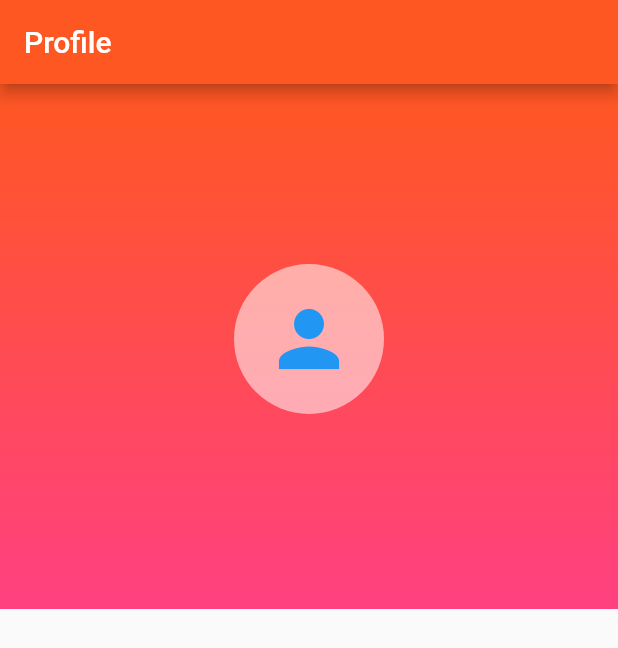
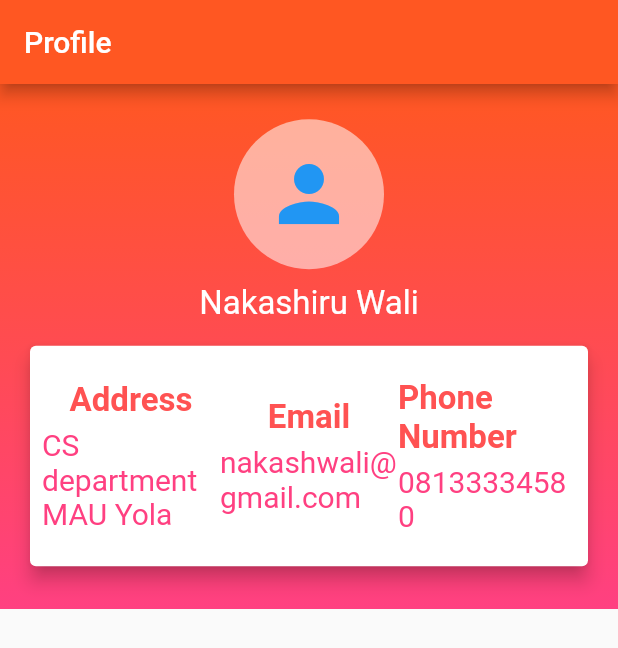
Before and after one commit to HauwaInuwa/CSC-506, a Flutter app: the MyHome screen opened by its route, after a tap on "Profile", on a phone screen of 412 x 824 dp. Shown: the top 648 px of the screen. Run offline on Flutter 3.47's test engine with Material 2 defaults, Android fonts, the phone set to English and light mode, and no system bars.

Commit message:
cardInserted

```diff
--- a/lib/profile.dart
+++ b/lib/profile.dart
@@ -42,6 +42,105 @@ class ProfileApp extends StatelessWidget {
                         SizedBox(
                           height: 10.0,
                         ),
+                  Text(
+                          "Nakashiru Wali",
+                          style: TextStyle(
+                            fontSize: 22.0,
+                            color: Colors.white,
+                          ),
+                        ),
+                          SizedBox(
+                          height: 10.0,
+                        ),
+
+                         Card(
+                          margin: EdgeInsets.symmetric(horizontal: 20.0,vertical: 5.0),
+                          clipBehavior: Clip.antiAlias,
+                          color: Colors.white,
+                          elevation: 5.0,
+                          child: Padding(
+                            padding: const EdgeInsets.symmetric(horizontal: 8.0,vertical: 22.0),
+                            child: Row(
+                              children: [
+                                Expanded(
+                                  child: Column(
+
+                                    children: [
+                                      Text(
+                                        "Address",
+                                        style: TextStyle(
+                                          color: Colors.redAccent,
+                                          fontSize: 22.0,
+                                          fontWeight: FontWeight.bold,
+                                        ),
+                                      ),
+                                      SizedBox(
+                                        height: 5.0,
+                                      ),
+                                      Text(
+                                        "CS department MAU Yola",
+                                        style: TextStyle(
+                                          fontSize: 20.0,
+                                          color: Colors.pinkAccent,
+                                        ),
+                                      )
+                                    ],
+                                  ),
+                                ),
+                                Expanded(
+                                  child: Column(
+
+                                    children: [
+                                      Text(
+                                        "Email",
+                                        style: TextStyle(
+                                          color: Colors.redAccent,
+                                          fontSize: 22.0,
+                                          fontWeight: FontWeight.bold,
+                                        ),
+                                      ),
+                                      SizedBox(
+                                        height: 5.0,
+                                      ),
+                                      Text(
+                                        "nakashwali@gmail.com",
+                                        style: TextStyle(
+                                          fontSize: 20.0,
+                                          color: Colors.pinkAccent,
+                                        ),
+                                      )
+                                    ],
+                                  ),
+                                ),
+                                Expanded(
+                                  child: Column(
+
+                                    children: [
+                                      Text(
+                                        "Phone Number",
+                                        style: TextStyle(
+                                          color: Colors.redAccent,
+                                          fontSize: 22.0,
+                                          fontWeight: FontWeight.bold,
+                                        ),
+                                      ),
+                                      SizedBox(
+                                        height: 5.0,
+                                      ),
+                                      Text(
+                                        "08133334580",
+                                        style: TextStyle(
+                                          fontSize: 20.0,
+                                          color: Colors.pinkAccent,
+                                        ),
+                                      )
+                                    ],
+                                  ),
+                                ),
+                              ],
+                            ),
+                          ),
+                        )
 
                       ]
                       )
```
